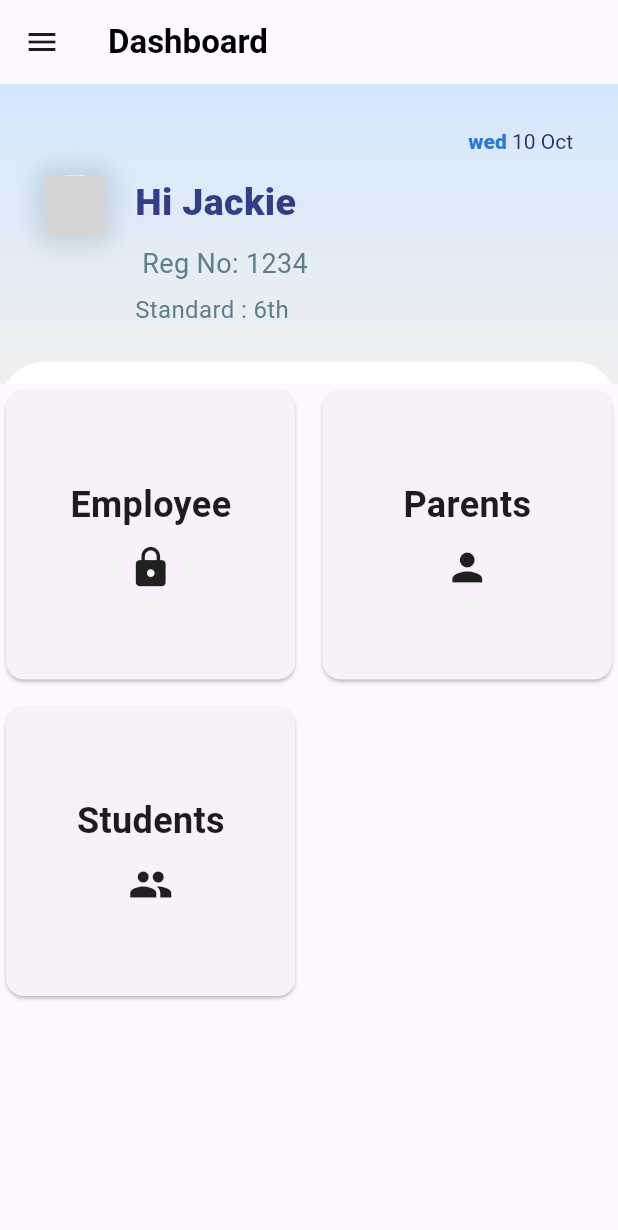
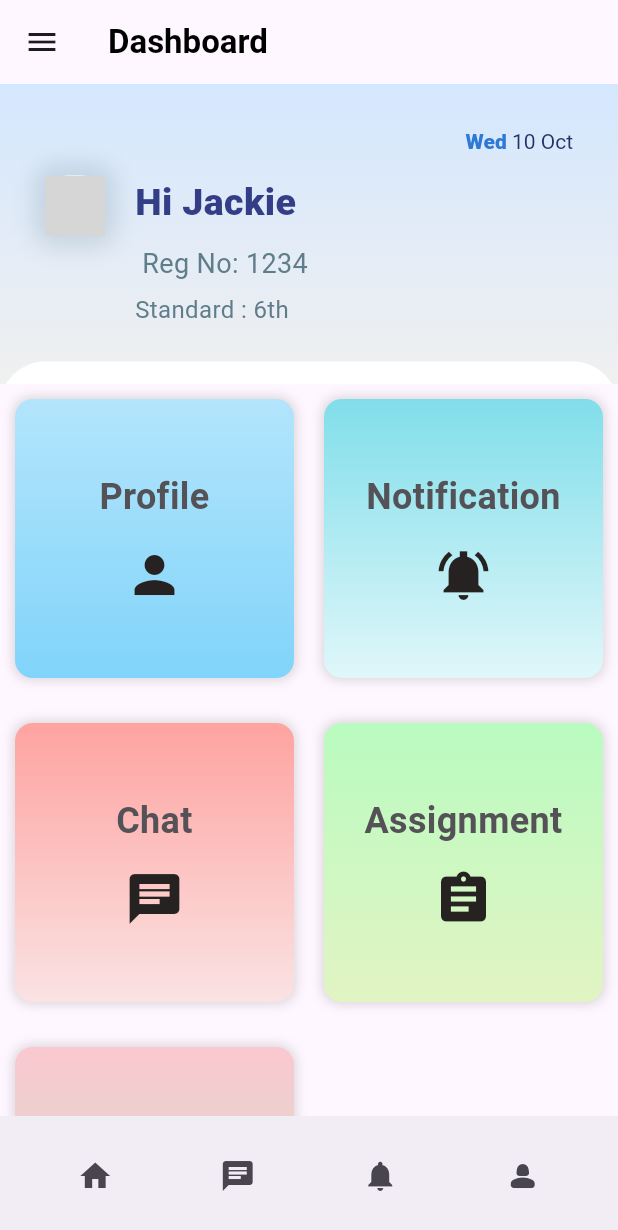
Before and after one commit to simrant27/Eskool, a Flutter app: the screen it shows after launch, on a phone screen of 412 x 824 dp. Shown: the top 1230 px of the screen. Run offline on Flutter 3.47's test engine with Material 3 defaults, Android fonts, the phone set to English and light mode, and no system bars; network calls fail; grey boxes are pictures that could not be loaded.

Commit message:
create menuItem and updste ui

```diff
--- a/lib/component/customBox.dart
+++ b/lib/component/customBox.dart
@@ -1,24 +1,40 @@
 import 'package:flutter/material.dart';
+import '../data/menuItems.dart';
 
-Widget customBox( String title, IconData icon) {
-  return Card(
-    child: Container(
-      padding: EdgeInsets.all(16),
+Widget customBox(MenuItem menuItem, Gradient boxGradient) {
+  return Container(
+    padding: EdgeInsets.all(10), // Reduced padding
+
+    decoration: BoxDecoration(
+      gradient: boxGradient, // Apply the gradient
+      borderRadius: BorderRadius.circular(12), // Rounded corners
+      boxShadow: [
+        BoxShadow(
+          color: const Color.fromARGB(255, 11, 9, 9).withOpacity(0.15),
+          blurRadius: 6,
+          spreadRadius: 1,
+        ),
+      ],
+    ),
     child: Column(
       mainAxisAlignment: MainAxisAlignment.center,
       children: [
         Text(
-            title,
+          menuItem.title,
           style: TextStyle(
-              fontSize: 24,
+            fontSize: 24, // Reduced font size
             fontWeight: FontWeight.bold,
+            color: const Color.fromARGB(
+                255, 84, 81, 87), // Ensure text is visible against the gradient
           ),
+          textAlign: TextAlign.center, // Center align text
         ),
-          SizedBox(height: 10),
-          Icon(icon, size: 30),
-
+        SizedBox(height: 15), // Reduced spacing
+        Icon(menuItem.icon,
+            size: 40,
+            color: const Color.fromARGB(
+                255, 39, 34, 34)), // Adjust icon color for contrast
       ],
-      ),
     ),
   );
 }
--- a/lib/component/drawerlist.dart
+++ b/lib/component/drawerlist.dart
@@ -1,7 +1,7 @@
-
 import 'package:flutter/material.dart';
 
 import '../data/data.dart';
+import '../data/menuItems.dart';
 import 'boxDesign.dart';
 
 Drawer drawerlist() {
@@ -22,53 +22,16 @@ Drawer drawerlist() {
             ],
           ),
         ),
-        ListTile(
-          leading: Icon(Icons.dashboard),
-          title: Text('Dashboard'),
-          onTap: () {
-            // Handle the tap event
-          },
-        ),
-        ListTile(
-          leading: Icon(Icons.person),
-          title: Text('Profile'),
-          onTap: () {
-            // Handle the tap event
-          },
-        ),
-        ListTile(
-          leading: Icon(Icons.notifications_active_sharp),
-          title: Text('Notification'),
-          onTap: () {
-            // Handle the tap event
-          },
-        ),
-        ListTile(
-          leading: Icon(Icons.assignment),
-          title: Text('Assignment'),
-          onTap: () {
-            // Handle the tap event
-          },
-        ),
-        ListTile(
-          leading: Icon(Icons.attach_money_sharp),
-          title: Text('Finance'),
-          onTap: () {
-            // Handle the tap event
-          },
-        ),
-        ListTile(
-          leading: Icon(Icons.chat),
-          title: Text('Chat'),
-          onTap: () {
-            // Handle the tap event
-          },
-        ),
-        ListTile(
-          leading: Icon(Icons.logout),
-          title: Text('Logout'),
-          onTap: () {
-            // Handle the tap event
+        ListView.builder(
+          shrinkWrap: true,
+          physics: NeverScrollableScrollPhysics(),
+          itemCount: menuItems.length,
+          itemBuilder: (context, index) {
+            return ListTile(
+              leading: Icon(menuItems[index].icon),
+              title: Text(menuItems[index].title),
+              onTap: menuItems[index].onTap,
+            );
           },
         ),
       ],
--- /dev/null
+++ b/lib/data/colorCombination.dart
@@ -0,0 +1,34 @@
+import 'package:flutter/material.dart';
+
+List<Gradient> boxGradients = [
+  LinearGradient(
+    colors: [
+      Color(0xFFB3E5FC),
+      Color(0xFF81D4FA)
+    ], // Light blue to slightly darker blue
+    begin: Alignment.topCenter,
+    end: Alignment.bottomCenter,
+  ),
+  LinearGradient(
+    colors: [Color(0xFF80DEEA), Color(0xFFE0F7FA)], // Teal to light cyan
+    begin: Alignment.topCenter,
+    end: Alignment.bottomCenter,
+  ),
+  LinearGradient(
+    colors: [Color(0xFFFEA3A0), Color(0xFFFAE3E3)], // Soft coral to light pink
+    begin: Alignment.topCenter,
+    end: Alignment.bottomCenter,
+  ),
+  LinearGradient(
+    colors: [Color(0xFFB9FBC0), Color(0xFFE2F4C3)], // Mint green to light lime
+    begin: Alignment.topCenter,
+    end: Alignment.bottomCenter,
+  ),
+  LinearGradient(
+    colors: [Color(0xFFFAC8D0), Color(0xFFC8E6C9)], // Soft pink to light green
+    begin: Alignment.topCenter,
+    end: Alignment.bottomCenter,
+  ),
+
+  // Add more gradients as needed
+];
--- a/lib/data/menuItems.dart
+++ b/lib/data/menuItems.dart
@@ -1,18 +1,65 @@
 import 'package:flutter/material.dart';
 
-final List<MenuItem> menuItems = [
-  MenuItem(title: 'Dashboard', icon: Icons.dashboard),
-  MenuItem(title: 'Profile', icon: Icons.person),
-  MenuItem(title: 'Notification', icon: Icons.notifications_active_sharp),
-  MenuItem(title: 'Assignment', icon: Icons.assignment),
-  MenuItem(title: 'Finance', icon: Icons.attach_money_sharp),
-  MenuItem(title: 'Chat', icon: Icons.chat),
-  MenuItem(title: 'Logout', icon: Icons.logout),
+class MenuItem {
+  final IconData icon;
+  final String title;
+  final VoidCallback onTap;
+
+  MenuItem({
+    required this.icon,
+    required this.title,
+    required this.onTap,
+  });
+}
+
+List<MenuItem> menuItems = [
+  MenuItem(
+    icon: Icons.dashboard,
+    title: 'Dashboard',
+    onTap: () {
+      // Handle the tap event
+    },
+  ),
+  MenuItem(
+    icon: Icons.person,
+    title: 'Profile',
+    onTap: () {
+      // Handle the tap event
+    },
+  ),
+  MenuItem(
+    icon: Icons.notifications_active_sharp,
+    title: 'Notification',
+    onTap: () {
+      // Handle the tap event
+    },
+  ),
+  MenuItem(
+    icon: Icons.chat,
+    title: 'Chat',
+    onTap: () {
+      // Handle the tap event
+    },
+  ),
+  MenuItem(
+    icon: Icons.assignment,
+    title: 'Assignment',
+    onTap: () {
+      // Handle the tap event
+    },
+  ),
+  MenuItem(
+    icon: Icons.attach_money_sharp,
+    title: 'Finance',
+    onTap: () {
+      // Handle the tap event
+    },
+  ),
+  MenuItem(
+    icon: Icons.logout,
+    title: 'Logout',
+    onTap: () {
+      // Handle the tap event
+    },
+  ),
 ];
-
-class MenuItem {
-  final String title;
-  final IconData icon;
-
-  MenuItem({required this.title, required this.icon});
-}
--- a/lib/screen/studentdashboard.dart
+++ b/lib/screen/studentdashboard.dart
@@ -6,7 +6,9 @@ import '../component/Drawerlist.dart';
 import '../component/boxDesign.dart';
 import '../component/customAppBar.dart';
 import '../component/customBox.dart';
+import '../data/colorCombination.dart';
 import '../data/data.dart';
+import '../data/menuItems.dart';
 
 class Studentdashboard extends StatelessWidget {
   const Studentdashboard({super.key});
@@ -23,15 +25,15 @@ class Studentdashboard extends StatelessWidget {
               Container(
                 decoration: boxDesign(),
                 padding: EdgeInsets.symmetric(horizontal: 30, vertical: 30),
-                child: Column(children: [
+                child: Column(
+                  children: [
                     Container(
                       alignment: Alignment.centerRight,
                       child: RichText(
                         text: TextSpan(
-                          text: "wed",
+                          text: "Wed",
                           style: TextStyle(
-                            color: Color.fromARGB(
-                                255, 46, 121, 214), // Correct usage
+                            color: Color.fromARGB(255, 46, 121, 214),
                             fontSize: 14,
                             fontWeight: FontWeight.w900,
                           ),
@@ -41,14 +43,14 @@ class Studentdashboard extends StatelessWidget {
                               style: TextStyle(
                                 color: Color(0XFF263064),
                                 fontSize: 14,
-                                  fontWeight: FontWeight.normal),
-                            )
-                          ]),
+                                fontWeight: FontWeight.normal,
                               ),
                             ),
-                  SizedBox(
-                    height: 15,
+                          ],
                         ),
+                      ),
+                    ),
+                    SizedBox(height: 15),
                     Row(
                       crossAxisAlignment: CrossAxisAlignment.start,
                       children: [
@@ -63,18 +65,17 @@ class Studentdashboard extends StatelessWidget {
                                 color: Colors.blueGrey.withOpacity(0.2),
                                 blurRadius: 12,
                                 spreadRadius: 8,
-                            )
+                              ),
                             ],
                             image: DecorationImage(
                               fit: BoxFit.cover,
                               image: NetworkImage(
-                                "https://images.unsplash.com/photo-1541647376583-8934aaf3448a?ixlib=rb-1.2.1&ixid=eyJhcHBfaWQiOjEyMDd9&auto=format&fit=crop&w=1234&q=80"),
+                                "https://images.unsplash.com/photo-1541647376583-8934aaf3448a?ixlib=rb-1.2.1&ixid=eyJhcHBfaWQiOjEyMDd9&auto=format&fit=crop&w=1234&q=80",
                               ),
                             ),
                           ),
-                      SizedBox(
-                        width: 20,
                         ),
+                        SizedBox(width: 20),
                         Column(
                           crossAxisAlignment: CrossAxisAlignment.start,
                           children: [
@@ -83,12 +84,13 @@ class Studentdashboard extends StatelessWidget {
                             introduction['RegNO']!,
                             SizedBox(height: 6),
                             introduction['Standard']!,
-                          SizedBox(height: 8)
+                            SizedBox(height: 8),
                           ],
-                      )
+                        ),
                       ],
-                  )
-                ]),
+                    ),
+                  ],
+                ),
               ),
               Positioned(
                 top: 185,
@@ -100,25 +102,78 @@ class Studentdashboard extends StatelessWidget {
                     color: Colors.white,
                     borderRadius: BorderRadius.circular(30),
                   ),
-                  child: ListView(),
-                ),
-              )
+                  child: ListView(
+                    children: [
+                      // You can add content here or remove this ListView if not needed
                     ],
                   ),
-          Expanded(
-            child: GridView.count(
-              crossAxisCount: 2,
-              crossAxisSpacing: 10,
-              mainAxisSpacing: 10,
-              children: [
-                customBox('Employee', Icons.lock),
-                customBox('Parents', Icons.person),
-                customBox('Students', Icons.people),
-              ],
                 ),
               ),
             ],
           ),
+          Expanded(
+            child: SingleChildScrollView(
+              scrollDirection: Axis.vertical,
+              child: Column(
+                children: [
+                  Padding(
+                    padding: EdgeInsets.all(10),
+                    child: GridView.builder(
+                      physics: NeverScrollableScrollPhysics(),
+                      shrinkWrap: true,
+                      gridDelegate: SliverGridDelegateWithFixedCrossAxisCount(
+                        crossAxisCount: 2,
+                        crossAxisSpacing: 20,
+                        mainAxisSpacing: 30,
+                        childAspectRatio: 1.5 / 1.5,
+                      ),
+                      itemCount: menuItems.length - 2,
+                      itemBuilder: (context, index) {
+                        // Cycle through the gradients or use a different logic
+                        return customBox(
+                          menuItems[index + 1],
+                          boxGradients[index % boxGradients.length],
+                        );
+                      },
+                    ),
+                  ),
+                ],
+              ),
+            ),
+          ),
+        ],
+      ),
+      bottomNavigationBar: BottomAppBar(
+        child: Row(
+          mainAxisAlignment: MainAxisAlignment.spaceAround,
+          children: [
+            IconButton(
+              icon: Icon(Icons.home),
+              onPressed: () {
+                // Handle Home button press
+              },
+            ),
+            IconButton(
+              icon: Icon(Icons.chat),
+              onPressed: () {
+                // Handle Chat button press
+              },
+            ),
+            IconButton(
+              icon: Icon(Icons.notifications),
+              onPressed: () {
+                // Handle Notifications button press
+              },
+            ),
+            IconButton(
+              icon: Icon(Icons.person_2_rounded),
+              onPressed: () {
+                // Handle Notifications button press
+              },
+            ),
+          ],
+        ),
+      ),
     );
   }
 }
```
Lines whose indentation alone changed are shown as unchanged.
